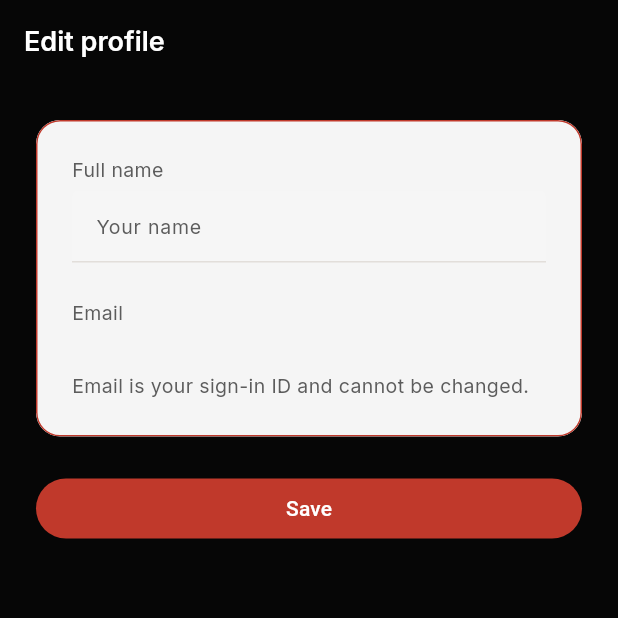
After one commit to ujwalbholan/surakshya-frontend, a Flutter app: the EditProfileScreen screen opened by its route, on a phone screen of 412 x 824 dp, the top half of it. The commit adds this screen. Run offline on Flutter 3.47's test engine with Material 3 defaults, Android fonts, the phone set to English and light mode, and no system bars; our stand-ins replace battery_plus, flutter_blue_plus, flutter_local_notifications, flutter_map, flutter_riverpod, flutter_secure_storage and 10 more; missing offline and left inert: surakshya; accounts and stored records are empty.

Commit message:
feat(profile): edit pencil with minimal edit-profile screen and backend name update

```diff
--- /dev/null
+++ b/surakshya-app/lib/features/dashboard/profile/edit_profile_screen.dart
@@ -0,0 +1,153 @@
+library edit_profile_screen;
+
+import 'package:flutter/material.dart';
+import 'package:flutter_riverpod/flutter_riverpod.dart';
+import 'package:suraksha/features/auth/auth_provider.dart';
+import 'package:suraksha/features/dashboard/profile/widgets/profile_section_card.dart';
+import 'package:suraksha/theme/suraksha_colors.dart';
+import 'package:suraksha/theme/suraksha_spacing.dart';
+import 'package:suraksha/theme/suraksha_typography.dart';
+
+/// Max length accepted by the backend `PATCH /user/me` name field.
+const int kEditProfileNameMaxLength = 100;
+
+/// Minimal edit-profile screen (D5-rev): editable name only; email is the
+/// auth identifier and photo has no upload backend yet, so both stay
+/// read-only.
+class EditProfileScreen extends ConsumerStatefulWidget {
+  const EditProfileScreen({super.key});
+
+  @override
+  ConsumerState<EditProfileScreen> createState() => _EditProfileScreenState();
+}
+
+class _EditProfileScreenState extends ConsumerState<EditProfileScreen> {
+  late final TextEditingController _nameController;
+  bool _saving = false;
+  String? _error;
+
+  @override
+  void initState() {
+    super.initState();
+    _nameController = TextEditingController(
+      text: ref.read(authProvider).user?.name ?? '',
+    );
+  }
+
+  @override
+  void dispose() {
+    _nameController.dispose();
+    super.dispose();
+  }
+
+  Future<void> _save() async {
+    final name = _nameController.text.trim();
+    if (name.isEmpty || name.length > kEditProfileNameMaxLength) {
+      setState(() {
+        _error = 'Enter a name (1–$kEditProfileNameMaxLength characters).';
+      });
+      return;
+    }
+    setState(() {
+      _saving = true;
+      _error = null;
+    });
+    try {
+      await ref.read(authProvider.notifier).updateName(name);
+      if (mounted) {
+        Navigator.pop(context);
+        ScaffoldMessenger.of(context).showSnackBar(
+          const SnackBar(content: Text('Profile updated')),
+        );
+      }
+    } catch (err) {
+      setState(() {
+        _saving = false;
+        _error = err.toString();
+      });
+    }
+  }
+
+  @override
+  Widget build(BuildContext context) {
+    final email = ref.watch(authProvider).user?.email ?? '';
+
+    return Scaffold(
+      backgroundColor: dashboardBg,
+      appBar: AppBar(
+        backgroundColor: dashboardBg,
+        foregroundColor: surakshaForeground,
+        elevation: 0,
+        title: Text('Edit profile', style: SurakshaTypography.dashTitle),
+      ),
+      body: SafeArea(
+        child: ListView(
+          padding: const EdgeInsets.all(S.lg),
+          children: [
+            ProfileSettingsCard(
+              child: Padding(
+                padding: const EdgeInsets.all(S.lg),
+                child: Column(
+                  crossAxisAlignment: CrossAxisAlignment.start,
+                  children: [
+                    Text('Full name', style: kProfileRowSubtitleStyle),
+                    const SizedBox(height: S.xs),
+                    TextField(
+                      controller: _nameController,
+                      enabled: !_saving,
+                      maxLength: kEditProfileNameMaxLength,
+                      style: kProfileRowTitleStyle,
+                      cursorColor: surakshaCrimson,
+                      decoration: InputDecoration(
+                        counterText: '',
+                        hintText: 'Your name',
+                        hintStyle: kProfileRowSubtitleStyle,
+                        enabledBorder: const UnderlineInputBorder(
+                          borderSide:
+                              BorderSide(color: surakshaOnLightDivider),
+                        ),
+                        focusedBorder: const UnderlineInputBorder(
+                          borderSide: BorderSide(color: surakshaCrimson),
+                        ),
+                      ),
+                    ),
+                    const SizedBox(height: S.lg),
+                    Text('Email', style: kProfileRowSubtitleStyle),
+                    const SizedBox(height: S.xs),
+                    Text(email, style: kProfileRowTitleStyle),
+                    const SizedBox(height: S.xs),
+                    Text(
+                      'Email is your sign-in ID and cannot be changed.',
+                      style: kProfileRowSubtitleStyle,
+                    ),
+                    if (_error != null) ...[
+                      const SizedBox(height: S.sm),
+                      Text(
+                        _error!,
+                        style: kProfileRowSubtitleStyle.copyWith(
+                          color: surakshaCrimson,
+                        ),
+                      ),
+                    ],
+                  ],
+                ),
+              ),
+            ),
+            const SizedBox(height: S.lg),
+            SizedBox(
+              width: double.infinity,
+              child: FilledButton(
+                onPressed: _saving ? null : _save,
+                style: FilledButton.styleFrom(
+                  backgroundColor: surakshaCrimson,
+                  foregroundColor: surakshaForeground,
+                ),
+                child: Text(_saving ? 'Saving…' : 'Save'),
+              ),
+            ),
+          ],
+        ),
+      ),
+    );
+  }
+}
--- a/surakshya-app/lib/features/dashboard/tabs/profile_tab.dart
+++ b/surakshya-app/lib/features/dashboard/tabs/profile_tab.dart
@@ -58,6 +58,7 @@ class _ProfileTabState extends ConsumerState<ProfileTab> {
                 locationSharing: dash.locationSharingActive,
                 bandConnected: dash.bandConnected,
               ),
+              onEdit: () => context.push(AppRoutes.editProfile),
             ),
             const SizedBox(height: S.xl),
             ProfileSection('Medical information', [
--- a/surakshya-app/lib/router/app_router.dart
+++ b/surakshya-app/lib/router/app_router.dart
@@ -10,6 +10,7 @@ import 'package:suraksha/features/auth/forgot_password_screen.dart';
 import 'package:suraksha/features/auth/login_screen.dart';
 import 'package:suraksha/features/auth/signup_screen.dart';
 import 'package:suraksha/features/dashboard/dashboard_shell.dart';
+import 'package:suraksha/features/dashboard/profile/edit_profile_screen.dart';
 import 'package:suraksha/features/guardians/guardian_activate_screen.dart';
 import 'package:suraksha/features/guardians/guardians_screen.dart';
 import 'package:suraksha/features/guardians/guardian_setup_screen.dart';
@@ -176,6 +177,20 @@ final appRouterProvider = Provider<GoRouter>((ref) {
         path: AppRoutes.profile,
         redirect: (context, state) => AppRoutes.tracking,
       ),
+      GoRoute(
+        path: AppRoutes.editProfile,
+        redirect: (context, state) async {
+          final prefs = await SharedPreferences.getInstance();
+          final loggedIn = prefs.getBool(AppConstants.prefsLoggedIn) ?? false;
+          if (!loggedIn) return AppRoutes.login;
+          return null;
+        },
+        pageBuilder: (context, state) => CustomTransitionPage<void>(
+          child: const EditProfileScreen(),
+          transitionsBuilder: (context, animation, secondary, child) =>
+              FadeTransition(opacity: animation, child: child),
+        ),
+      ),
     ],
     errorBuilder: (context, state) => Scaffold(
       backgroundColor: surakshaBlack,
--- a/surakshya-app/lib/router/app_routes.dart
+++ b/surakshya-app/lib/router/app_routes.dart
@@ -13,6 +13,7 @@ class AppRoutes {
   static const String tracking = '/tracking';
   static const String parent = '/parent';
   static const String profile = '/profile';
+  static const String editProfile = '/profile/edit';
   static const String guardians = '/guardians';
   static const String notifications = '/notifications';
   static const String guardianSetup = '/guardian/setup';
```
Also changed, not shown: surakshya-app/lib/features/auth/auth_provider.dart (+8 -0 lines), surakshya-app/lib/features/dashboard/profile/widgets/profile_hero_card.dart (+15 -0 lines), surakshya-app/lib/services/surakshya_api_service.dart (+25 -0 lines), 3 other files.
